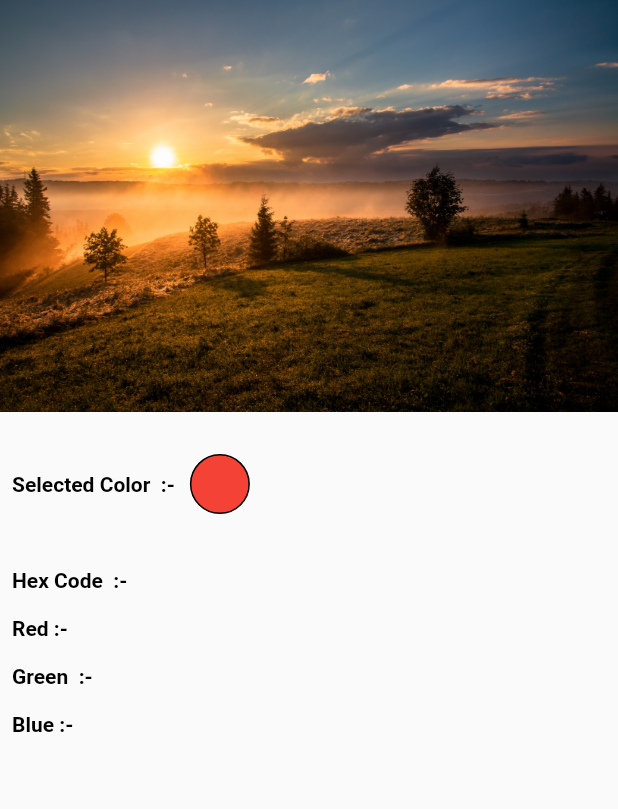
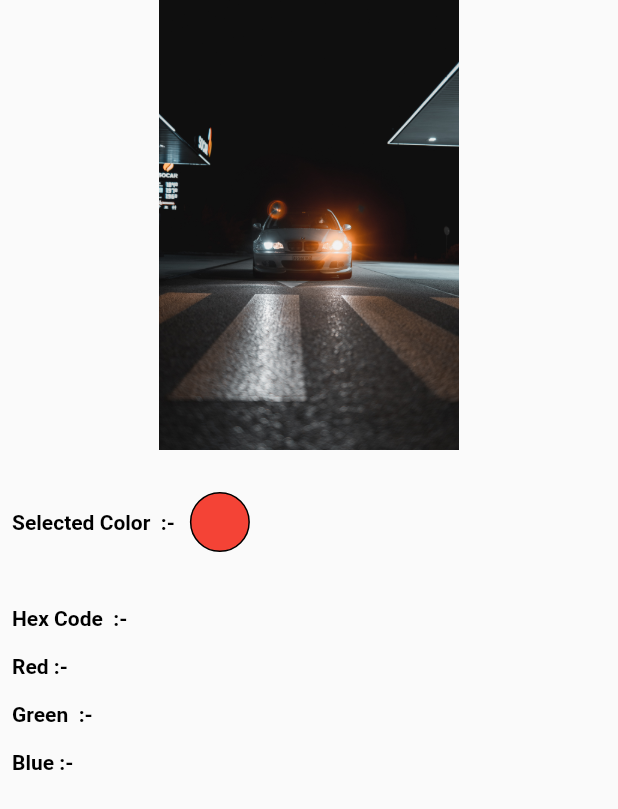
Before and after one commit to Oauth-Celestial/image_color_picker, a Flutter app: the screen it shows after launch, on a phone screen of 412 x 824 dp. Shown: the top 809 px of the screen. Run offline on Flutter 3.47's test engine with Material 2 defaults, Android fonts, the phone set to English and light mode, and no system bars.

Commit message:
Resolved pub dev issues

```diff
--- a/example/lib/Home.dart
+++ /dev/null
@@ -1,108 +0,0 @@
-import 'package:flutter/material.dart';
-import 'package:pick_color/pick_color.dart';
-
-class ImagePickerScreen extends StatefulWidget {
-  @override
-  _ImagePickerScreenState createState() => _ImagePickerScreenState();
-}
-
-class _ImagePickerScreenState extends State<ImagePickerScreen> {
-  String _hexColor = '';
-  Image image = Image.asset("assets/b.jpg");
-  Color? color;
-  PickerResponse? userResponse;
-
-  @override
-  Widget build(BuildContext context) {
-    return SafeArea(
-      child: Scaffold(
-          body: Column(
-        children: [
-          ColorPicker(
-              child: image,
-              onChanged: (response) {
-                setState(() {
-                  userResponse = response;
-                  this.color = response.selectionColor;
-                });
-              }),
-          const SizedBox(
-            height: 20,
-          ),
-          Padding(
-            padding: const EdgeInsets.all(8.0),
-            child: Row(
-              children: [
-                const Text(
-                  "Selected Color  :-",
-                  style: TextStyle(
-                      color: Colors.black, fontWeight: FontWeight.bold),
-                ),
-                const SizedBox(
-                  width: 10,
-                ),
-                Container(
-                  width: 40,
-                  height: 40,
-                  decoration: BoxDecoration(
-                      color: userResponse?.selectionColor ?? Colors.red,
-                      border: Border.all(color: Colors.black, width: 1),
-                      borderRadius: BorderRadius.circular(20)),
-                )
-              ],
-            ),
-          ),
-          const SizedBox(
-            height: 20,
-          ),
-
-          Padding(
-            padding: const EdgeInsets.all(8.0),
-            child: Row(
-              children: [
-                Text("Hex Code  :- ${userResponse?.hexCode ?? ""}",
-                    style: const TextStyle(
-                        color: Colors.black, fontWeight: FontWeight.bold)),
-              ],
-            ),
-          ),
-
-          Padding(
-            padding: const EdgeInsets.all(8.0),
-            child: Row(
-              children: [
-                Text("Red :- ${userResponse?.redScale ?? ""}",
-                    style: const TextStyle(
-                        color: Colors.black, fontWeight: FontWeight.bold)),
-              ],
-            ),
-          ),
-
-          Padding(
-            padding: const EdgeInsets.all(8.0),
-            child: Row(
-              children: [
-                Text("Green  :- ${userResponse?.greenScale ?? ""}",
-                    style: const TextStyle(
-                        color: Colors.black, fontWeight: FontWeight.bold)),
-              ],
-            ),
-          ),
-
-          Padding(
-            padding: const EdgeInsets.all(8.0),
-            child: Row(
-              children: [
-                Text("Blue :- ${userResponse?.blueScale ?? ""}",
-                    style: const TextStyle(
-                        color: Colors.black, fontWeight: FontWeight.bold)),
-              ],
-            ),
-          )
-
-          // ${userResponse?.hexCode ?? ""}
-        ],
-      )),
-    );
-  }
-}
--- a/example/lib/main.dart
+++ b/example/lib/main.dart
@@ -1,5 +1,5 @@
-import 'package:example/Home.dart';
 import 'package:flutter/material.dart';
+import 'package:pick_color/pick_color.dart';
 
 void main() {
   runApp(const MyApp());
@@ -19,3 +19,112 @@ class MyApp extends StatelessWidget {
     );
   }
 }
+
+class ImagePickerScreen extends StatefulWidget {
+  @override
+  _ImagePickerScreenState createState() => _ImagePickerScreenState();
+}
+
+class _ImagePickerScreenState extends State<ImagePickerScreen> {
+  Image image = Image.asset(
+    "assets/a.jpg",
+    height: 300,
+  );
+  Color? color;
+  PickerResponse? userResponse;
+
+  @override
+  Widget build(BuildContext context) {
+    return SafeArea(
+      child: Scaffold(
+          body: Column(
+        children: [
+          ColorPicker(
+              child: image,
+              showMarker: true,
+              onChanged: (response) {
+                setState(() {
+                  userResponse = response;
+                  this.color = response.selectionColor;
+                });
+              }),
+          const SizedBox(
+            height: 20,
+          ),
+          Padding(
+            padding: const EdgeInsets.all(8.0),
+            child: Row(
+              children: [
+                const Text(
+                  "Selected Color  :-",
+                  style: TextStyle(
+                      color: Colors.black, fontWeight: FontWeight.bold),
+                ),
+                const SizedBox(
+                  width: 10,
+                ),
+                Container(
+                  width: 40,
+                  height: 40,
+                  decoration: BoxDecoration(
+                      color: userResponse?.selectionColor ?? Colors.red,
+                      border: Border.all(color: Colors.black, width: 1),
+                      borderRadius: BorderRadius.circular(20)),
+                )
+              ],
+            ),
+          ),
+          const SizedBox(
+            height: 20,
+          ),
+
+          Padding(
+            padding: const EdgeInsets.all(8.0),
+            child: Row(
+              children: [
+                Text("Hex Code  :- ${userResponse?.hexCode ?? ""}",
+                    style: const TextStyle(
+                        color: Colors.black, fontWeight: FontWeight.bold)),
+              ],
+            ),
+          ),
+
+          Padding(
+            padding: const EdgeInsets.all(8.0),
+            child: Row(
+              children: [
+                Text("Red :- ${userResponse?.redScale ?? ""}",
+                    style: const TextStyle(
+                        color: Colors.black, fontWeight: FontWeight.bold)),
+              ],
+            ),
+          ),
+
+          Padding(
+            padding: const EdgeInsets.all(8.0),
+            child: Row(
+              children: [
+                Text("Green  :- ${userResponse?.greenScale ?? ""}",
+                    style: const TextStyle(
+                        color: Colors.black, fontWeight: FontWeight.bold)),
+              ],
+            ),
+          ),
+
+          Padding(
+            padding: const EdgeInsets.all(8.0),
+            child: Row(
+              children: [
+                Text("Blue :- ${userResponse?.blueScale ?? ""}",
+                    style: const TextStyle(
+                        color: Colors.black, fontWeight: FontWeight.bold)),
+              ],
+            ),
+          )
+
+          // ${userResponse?.hexCode ?? ""}
+        ],
+      )),
+    );
+  }
+}
--- a/lib/src/FindPixelColor.dart
+++ b/lib/src/FindPixelColor.dart
@@ -3,6 +3,9 @@ import 'dart:ui' as ui hide Image;
 
 import 'package:flutter/rendering.dart';
 import 'package:image/image.dart' as img;
+
+/// It takes in a byte array (Uint8List) representing the image data and provides a
+/// method, getColor, to retrieve the color of a pixel at a given position.
 
 class FindPixelColor {
   final Uint8List? bytes;
@@ -11,6 +14,7 @@ class FindPixelColor {
 
   FindPixelColor({this.bytes});
 
+  /// Returns a color object based on the offset postion
   Future<ui.Color> getColor({required Offset pixelPosition}) async {
     _decodedImage ??= img.decodeImage(bytes!);
 
@@ -26,6 +30,7 @@ class FindPixelColor {
     return _color;
   }
 
+  /// Convertsargb channel to rgba channel
   int abgrToRgba(int argb) {
     int r = (argb >> 16) & 0xFF;
     int b = argb & 0xFF;
--- a/lib/src/PixelPicker.dart
+++ b/lib/src/PixelPicker.dart
@@ -1,19 +1,22 @@
 import 'dart:ui' as ui;
 import 'package:flutter/material.dart';
 import 'package:flutter/rendering.dart';
-import 'package:flutter/widgets.dart';
 import 'package:pick_color/pick_color.dart';
 import 'package:pick_color/src/FindPixelColor.dart';
 
 class ColorPicker extends StatefulWidget {
   final Widget child;
   final Widget? trackerImage;
+  final bool? showMarker;
   final Function(PickerResponse color) onChanged;
 
+  /// child: Pass the Image  widget as a child to the method
+  /// onChanged : Returns a PickResponse class object
   const ColorPicker(
       {Key? key,
       required this.child,
       required this.onChanged,
+      this.showMarker,
       this.trackerImage})
       : super(key: key);
 
@@ -68,18 +71,24 @@ class _ColorPickerState extends State<ColorPicker> {
             child: widget.child,
           ),
         ),
+        if (widget.showMarker ?? false) ...[
           Positioned(
               left: fingerPostion.dx,
-            top: fingerPostion.dy - 30,
+              top: fingerPostion.dy - 50,
               child: widget.trackerImage == null
                   ? Container(
-                    width: 10,
-                    height: 10,
+                      width: 50,
+                      height: 50,
+                      alignment: Alignment.center,
                       decoration: BoxDecoration(
-                        borderRadius: BorderRadius.circular(5),
-                        border: Border.all(color: Colors.white, width: 1)),
+                          borderRadius: BorderRadius.circular(25),
+                          border: Border.all(
+                              color: selectedColor ?? Colors.transparent,
+                              width: 10)),
+                      child: Text("+"),
                     )
                   : widget.trackerImage!)
+        ]
       ],
     );
   }
--- a/pubspec.yaml
+++ b/pubspec.yaml
@@ -1,6 +1,6 @@
 name: pick_color
-description: Extract color from image with simple touch
-version: 0.0.1
+description: A Flutter package which allow you to extract color and hexcode from image with simple touch.
+version: 0.0.3
 repository: "https://github.com/Oauth-Celestial/image_color_picker"
 
 
```
Also changed, not shown: example/assets/a.jpg (added), example/pubspec.lock, 3 other files. Lines whose indentation alone changed are shown as unchanged.
